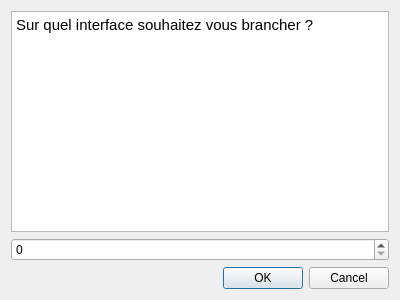
First picture: the form in SNOTRA/PortConnecterChoice.ui, repository SNOTRAProject/snotra, before the edit.
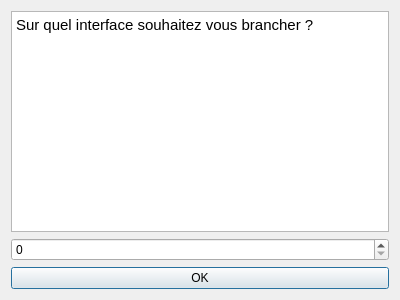
Second picture: the form after the edit.

Patch:
```diff
--- a/SNOTRA/PortConnecterChoice.ui
+++ b/SNOTRA/PortConnecterChoice.ui
@@ -29,12 +29,9 @@
     <widget class="QSpinBox" name="spinBox"/>
    </item>
    <item>
-    <widget class="QDialogButtonBox" name="buttonBox">
-     <property name="orientation">
-      <enum>Qt::Horizontal</enum>
-     </property>
-     <property name="standardButtons">
-      <set>QDialogButtonBox::Cancel|QDialogButtonBox::Ok</set>
+    <widget class="QPushButton" name="pushButton">
+     <property name="text">
+      <string>OK</string>
      </property>
     </widget>
    </item>
```
Left out of the diff: 35 changed lines with no effect on the pictures.
